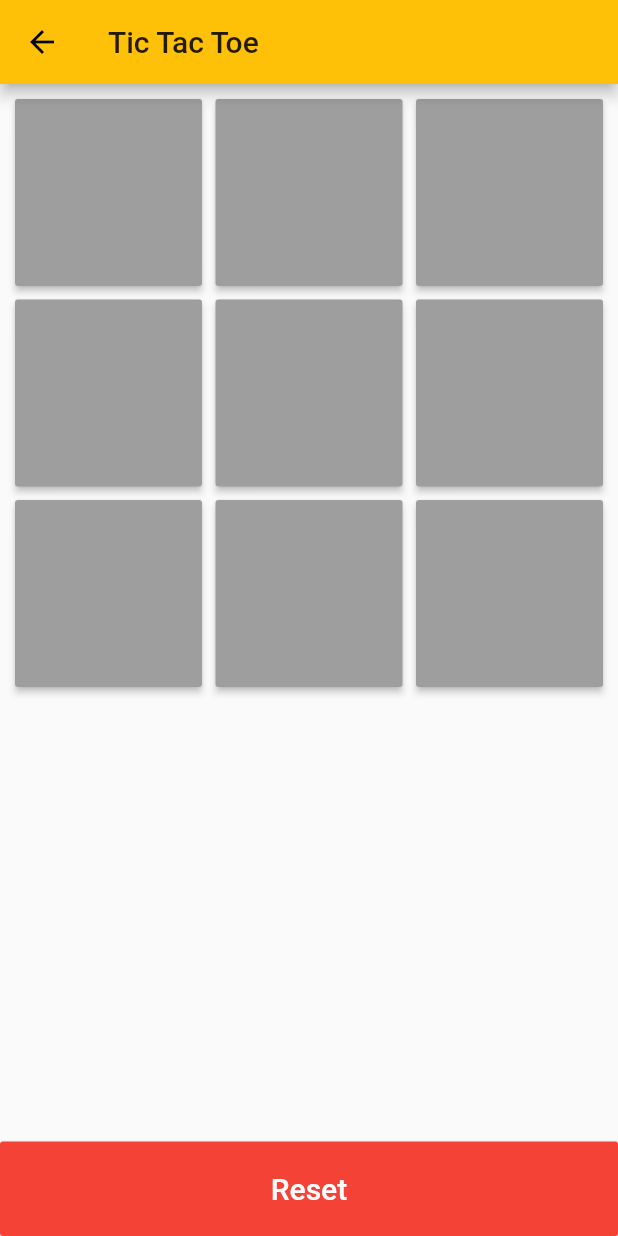
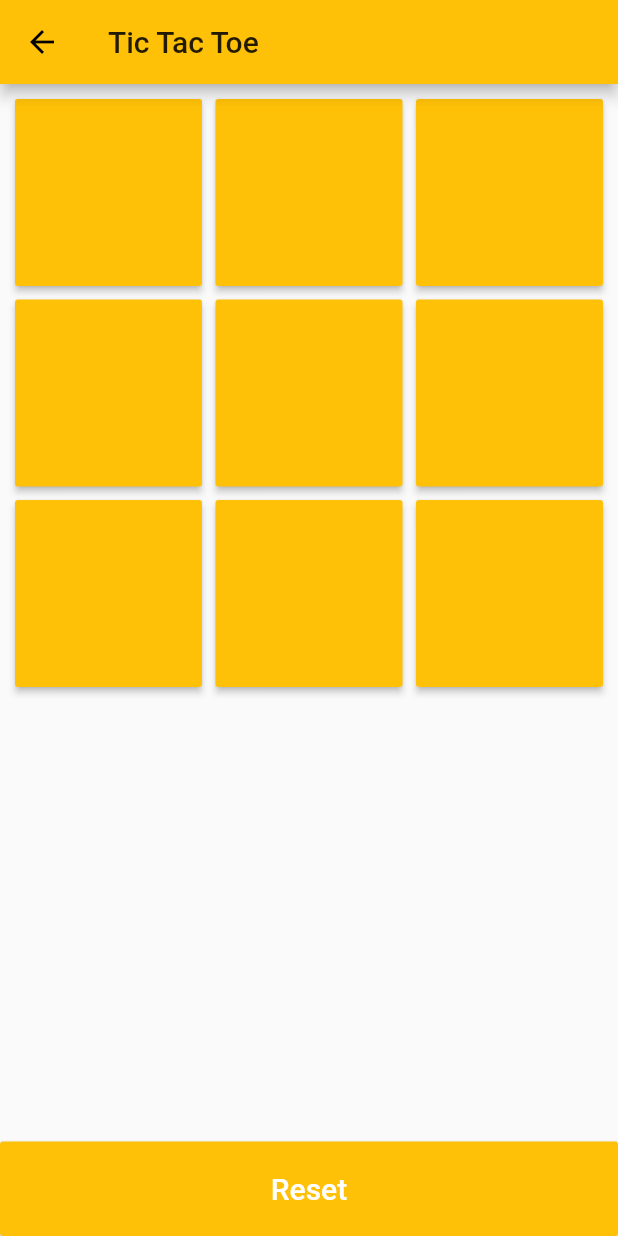
Before and after one commit to lulyldz/TicTacToe, a Flutter app: the screen it shows after launch, after a tap on "One Player", on a phone screen of 412 x 824 dp. Run offline on Flutter 3.47's test engine with Material 2 defaults, Android fonts, the phone set to English and light mode, and no system bars.

Commit message:
final updates

```diff
--- a/lib/game_button.dart
+++ b/lib/game_button.dart
@@ -9,6 +9,6 @@ class GameButton {
   GameButton(
       {this.id,
       this.text = "",
-      this.background = Colors.grey,
+      this.background = Colors.amber,
       this.enabled = true});
 }
--- a/lib/home_page.dart
+++ b/lib/home_page.dart
@@ -24,7 +24,6 @@ class HomePage extends StatelessWidget {
         crossAxisAlignment: CrossAxisAlignment.center,
         children: [
           Container(
-            width: double.infinity,
             padding: EdgeInsets.symmetric(horizontal: 10),
             child: Center(
               child: Text(
@@ -38,19 +37,34 @@ class HomePage extends StatelessWidget {
             ),
           ),
           SizedBox(
-            height: 60,
+            height: 100,
           ),
           RaisedButton(
             onPressed: () {
               gotoOne_Pscreen(context);
             },
-            child: Text('One Player'),
+            shape: RoundedRectangleBorder(
+                borderRadius: BorderRadius.circular(40.0),
+                side: BorderSide(color: Colors.amber)),
+            color: Colors.amber.shade50,
+            textColor: Colors.amber[600],
+            padding: EdgeInsets.all(40.0),
+            child: Text('One Player', style: TextStyle(fontSize: 25)),
+          ),
+          SizedBox(
+            height: 100,
           ),
           RaisedButton(
             onPressed: () {
               gotoTwo_Pscreen(context);
             },
-            child: Text('Two Player'),
+            shape: RoundedRectangleBorder(
+                borderRadius: BorderRadius.circular(40.0),
+                side: BorderSide(color: Colors.amber)),
+            color: Colors.amber.shade50,
+            textColor: Colors.amber[600],
+            padding: EdgeInsets.all(40.0),
+            child: Text('Two Player', style: TextStyle(fontSize: 25)),
           )
         ],
       ),
--- a/lib/main.dart
+++ b/lib/main.dart
@@ -1,14 +1,16 @@
 import 'package:flutter/material.dart';
 import 'package:t_game/home_page.dart';
 
-
-void main() => runApp( TicTacToe());
+void main() => runApp(TicTacToe());
 
 class TicTacToe extends StatelessWidget {
   @override
   Widget build(BuildContext context) {
-    return  MaterialApp(
-      theme: ThemeData(primaryColor: Colors.amber,visualDensity: VisualDensity.adaptivePlatformDensity, backgroundColor: Colors.amber[300]),
+    return MaterialApp(
+      theme: ThemeData(
+          primaryColor: Colors.amber,
+          visualDensity: VisualDensity.adaptivePlatformDensity,
+          backgroundColor: Colors.amber[100]),
       home: HomePage(),
     );
   }
--- a/lib/one_player_screen.dart
+++ b/lib/one_player_screen.dart
@@ -48,7 +48,7 @@ class _OnePlayerScreenState extends State<OnePlayerScreen> {
         activePlayer = 2;
         player1.add(gButton.id);
       } else {
-        gButton.text = "0";
+        gButton.text = "O";
         gButton.background = Colors.black;
         activePlayer = 1;
         player2.add(gButton.id);
@@ -194,7 +194,7 @@ class _OnePlayerScreenState extends State<OnePlayerScreen> {
                         bLists[i].enabled ? () => playGame(bLists[i]) : null,
                     child: Text(
                       bLists[i].text,
-                      style: TextStyle(color: Colors.white, fontSize: 20.0),
+                      style: TextStyle(color: Colors.white, fontSize: 90.0),
                     ),
                     color: bLists[i].background,
                     disabledColor: bLists[i].background,
@@ -207,7 +207,7 @@ class _OnePlayerScreenState extends State<OnePlayerScreen> {
                 "Reset",
                 style: TextStyle(color: Colors.white, fontSize: 20.0),
               ),
-              color: Colors.red,
+              color: Colors.amber,
               padding: const EdgeInsets.all(20.0),
               onPressed: resetGame,
             )
--- a/lib/popup.dart
+++ b/lib/popup.dart
@@ -17,7 +17,10 @@ class PopUp extends StatelessWidget {
         FlatButton(
           onPressed: callback,
           color: Colors.amber,
-          child: Text(popupText),
+          child: Text(
+            popupText,
+            style: TextStyle(color: Colors.white),
+          ),
         )
       ],
     );
--- a/lib/two_player_screen.dart
+++ b/lib/two_player_screen.dart
@@ -11,13 +11,12 @@ class TwoPlayerScreen extends StatefulWidget {
 
 class _TwoPlayerScreenState extends State<TwoPlayerScreen> {
   List<GameButton> bLists;
-  var player1;
+  var player1; //lül
   var player2;
   var activePlayer;
 
   @override
   void initState() {
-    // TODO: implement initState
     super.initState();
     bLists = doInit();
   }
@@ -49,7 +48,7 @@ class _TwoPlayerScreenState extends State<TwoPlayerScreen> {
         activePlayer = 2;
         player1.add(gButton.id);
       } else {
-        gButton.text = "0";
+        gButton.text = "O";
         gButton.background = Colors.black;
         activePlayer = 1;
         player2.add(gButton.id);
@@ -177,7 +176,7 @@ class _TwoPlayerScreenState extends State<TwoPlayerScreen> {
                         bLists[i].enabled ? () => playGame(bLists[i]) : null,
                     child: Text(
                       bLists[i].text,
-                      style: TextStyle(color: Colors.white, fontSize: 20.0),
+                      style: TextStyle(color: Colors.white, fontSize: 90.0),
                     ),
                     color: bLists[i].background,
                     disabledColor: bLists[i].background,
```
